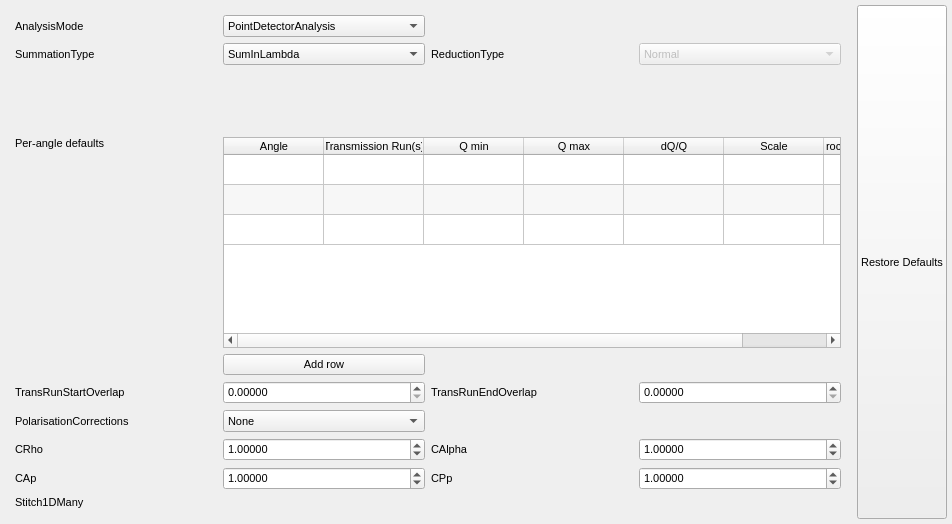
The window that qt/scientific_interfaces/ISISReflectometry/GUI/Experiment/ExperimentWidget.ui (mantidproject/mantid) describes before a commit, drawn with Qt 5.
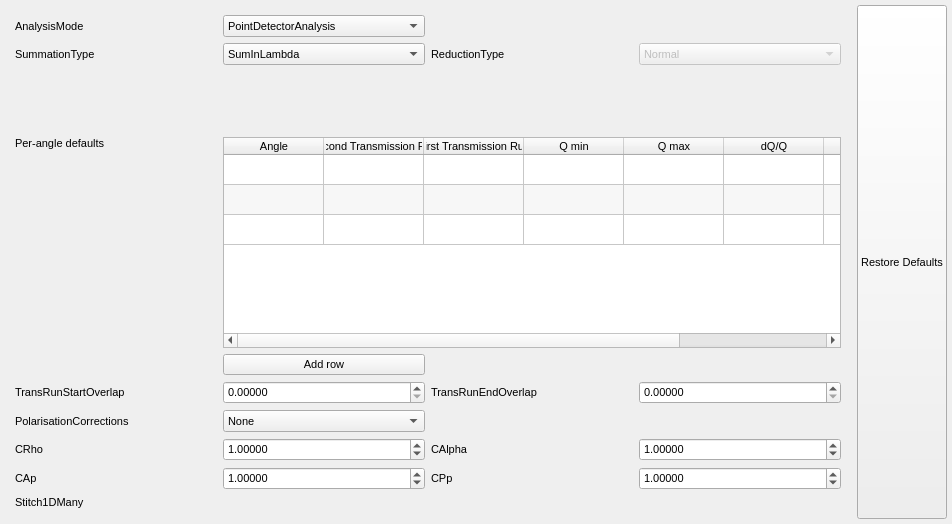
The same window after the commit.

What changed in the file:
```diff
--- a/qt/scientific_interfaces/ISISReflectometry/GUI/Experiment/ExperimentWidget.ui
+++ b/qt/scientific_interfaces/ISISReflectometry/GUI/Experiment/ExperimentWidget.ui
@@ -106,7 +106,7 @@
         <number>3</number>
        </property>
        <property name="columnCount">
-        <number>7</number>
+        <number>8</number>
        </property>
        <attribute name="horizontalHeaderVisible">
         <bool>true</bool>
@@ -145,7 +145,12 @@
        </column>
        <column>
         <property name="text">
-         <string>Transmission Run(s)</string>
+         <string>Second Transmission Run</string>
+        </property>
+       </column>
+       <column>
+        <property name="text">
+         <string>First Transmission Run</string>
         </property>
        </column>
        <column>
```
